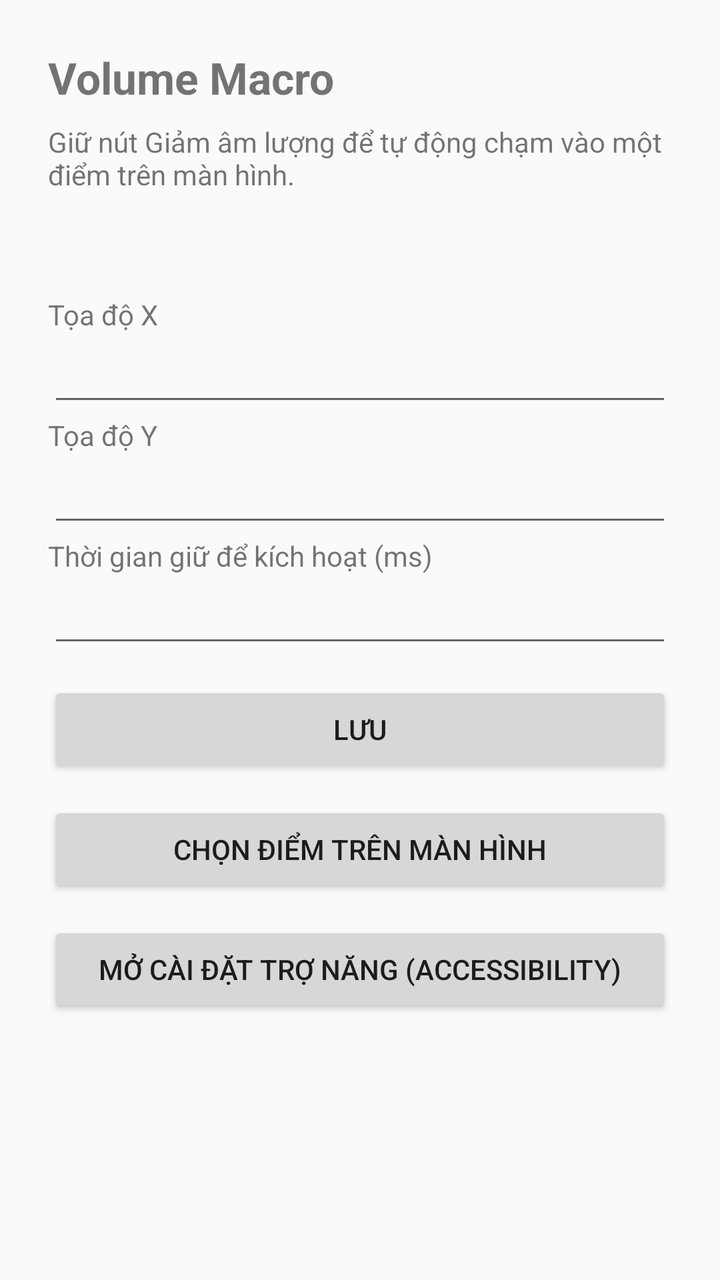
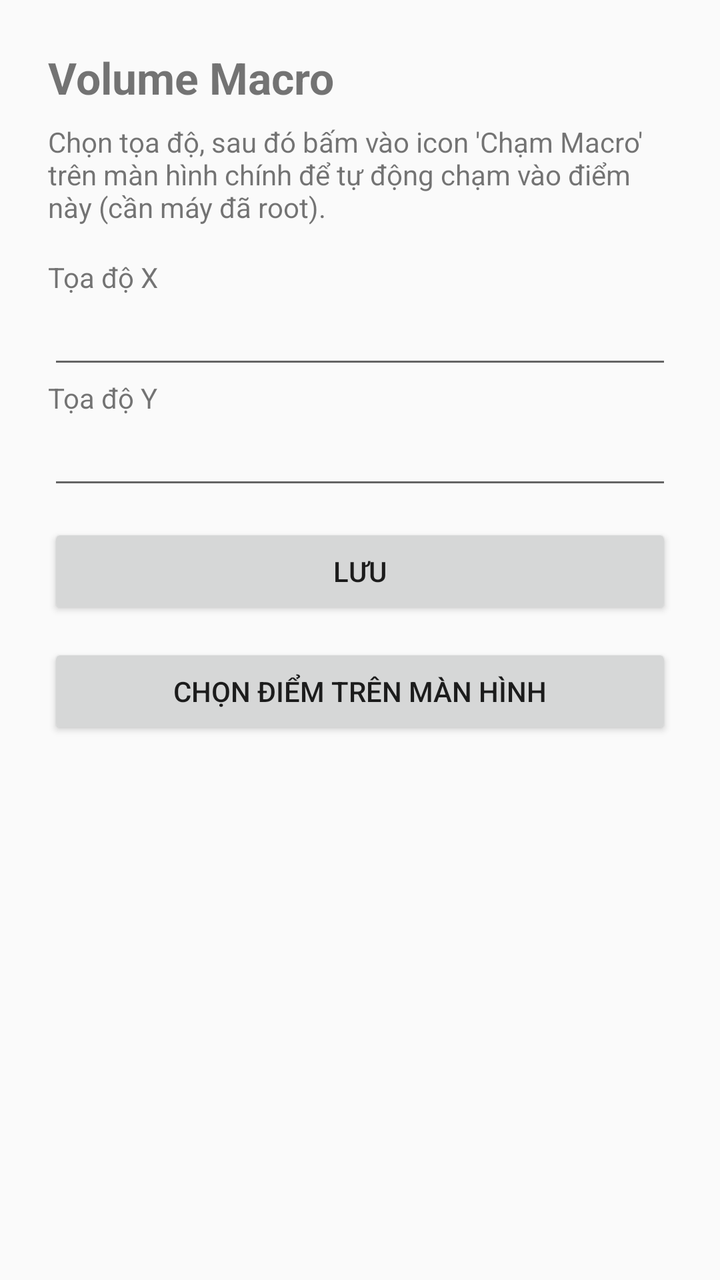

The first picture is an Android layout as it rendered before a commit; the second is the same layout after the commit. The layout source and the unified diff follow.
<!-- AndroidManifest.xml: application theme Theme.AppCompat.Light.DarkActionBar -->
<!-- res/layout/activity_main.xml -->
<?xml version="1.0" encoding="utf-8"?>
<ScrollView xmlns:android="http://schemas.android.com/apk/res/android"
    android:layout_width="match_parent"
    android:layout_height="match_parent">

    <LinearLayout
        android:layout_width="match_parent"
        android:layout_height="wrap_content"
        android:orientation="vertical"
        android:padding="24dp">

        <TextView
            android:layout_width="wrap_content"
            android:layout_height="wrap_content"
            android:text="Volume Macro"
            android:textSize="22sp"
            android:textStyle="bold"
            android:layout_marginBottom="8dp" />

        <TextView
            android:layout_width="wrap_content"
            android:layout_height="wrap_content"
            android:text="Giữ nút Giảm âm lượng để tự động chạm vào một điểm trên màn hình."
            android:layout_marginBottom="16dp" />

        <TextView
            android:id="@+id/tvStatus"
            android:layout_width="wrap_content"
            android:layout_height="wrap_content"
            android:textStyle="bold"
            android:layout_marginBottom="16dp" />

        <TextView
            android:layout_width="wrap_content"
            android:layout_height="wrap_content"
            android:text="Tọa độ X" />
        <EditText
            android:id="@+id/inputX"
            android:layout_width="match_parent"
            android:layout_height="wrap_content"
            android:inputType="number" />

        <TextView
            android:layout_width="wrap_content"
            android:layout_height="wrap_content"
            android:text="Tọa độ Y" />
        <EditText
            android:id="@+id/inputY"
            android:layout_width="match_parent"
            android:layout_height="wrap_content"
            android:inputType="number" />

        <TextView
            android:layout_width="wrap_content"
            android:layout_height="wrap_content"
            android:text="Thời gian giữ để kích hoạt (ms)" />
        <EditText
            android:id="@+id/inputHold"
            android:layout_width="match_parent"
            android:layout_height="wrap_content"
            android:inputType="number" />

        <Button
            android:id="@+id/btnSave"
            android:layout_width="match_parent"
            android:layout_height="wrap_content"
            android:layout_marginTop="12dp"
            android:text="Lưu" />

        <Button
            android:id="@+id/btnPickPoint"
            android:layout_width="match_parent"
            android:layout_height="wrap_content"
            android:layout_marginTop="12dp"
            android:text="Chọn điểm trên màn hình" />

        <Button
            android:id="@+id/btnOpenAccessibility"
            android:layout_width="match_parent"
            android:layout_height="wrap_content"
            android:layout_marginTop="12dp"
            android:text="Mở Cài đặt Trợ năng (Accessibility)" />

    </LinearLayout>
</ScrollView>
<!-- resources referenced by this layout -->
<resources>

</resources>

<!-- the commit's change to res/layout/activity_main.xml (unified diff, before → after) -->
@@ -20,14 +20,7 @@
         <TextView
             android:layout_width="wrap_content"
             android:layout_height="wrap_content"
-            android:text="Giữ nút Giảm âm lượng để tự động chạm vào một điểm trên màn hình."
-            android:layout_marginBottom="16dp" />
-
-        <TextView
-            android:id="@+id/tvStatus"
-            android:layout_width="wrap_content"
-            android:layout_height="wrap_content"
-            android:textStyle="bold"
+            android:text="Chọn tọa độ, sau đó bấm vào icon 'Chạm Macro' trên màn hình chính để tự động chạm vào điểm này (cần máy đã root)."
             android:layout_marginBottom="16dp" />
 
         <TextView
@@ -50,16 +43,6 @@
             android:layout_height="wrap_content"
             android:inputType="number" />
 
-        <TextView
-            android:layout_width="wrap_content"
-            android:layout_height="wrap_content"
-            android:text="Thời gian giữ để kích hoạt (ms)" />
-        <EditText
-            android:id="@+id/inputHold"
-            android:layout_width="match_parent"
-            android:layout_height="wrap_content"
-            android:inputType="number" />
-
         <Button
             android:id="@+id/btnSave"
             android:layout_width="match_parent"
@@ -74,12 +57,5 @@
             android:layout_marginTop="12dp"
             android:text="Chọn điểm trên màn hình" />
 
-        <Button
-            android:id="@+id/btnOpenAccessibility"
-            android:layout_width="match_parent"
-            android:layout_height="wrap_content"
-            android:layout_marginTop="12dp"
-            android:text="Mở Cài đặt Trợ năng (Accessibility)" />
-
     </LinearLayout>
 </ScrollView>
